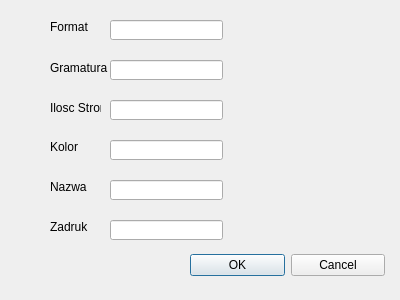
Above: Program/ProgramIO/formularzdodajprodukt.ui from ZUTIO/IO before the change. Below: the same form after it.
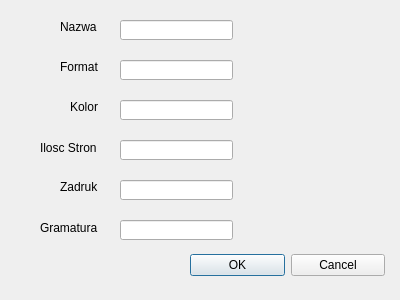
That is the form after the change.

What changed in the file:
```diff
--- a/Program/ProgramIO/formularzdodajprodukt.ui
+++ b/Program/ProgramIO/formularzdodajprodukt.ui
@@ -42,8 +42,8 @@
   <widget class="QLabel" name="labelNazwa">
    <property name="geometry">
     <rect>
-     <x>50</x>
-     <y>20</y>
+     <x>60</x>
+     <y>60</y>
      <width>47</width>
      <height>13</height>
     </rect>
@@ -55,9 +55,9 @@
   <widget class="QLabel" name="labelFormat">
    <property name="geometry">
     <rect>
-     <x>50</x>
-     <y>60</y>
-     <width>61</width>
+     <x>40</x>
+     <y>220</y>
+     <width>71</width>
      <height>16</height>
     </rect>
    </property>
@@ -68,9 +68,9 @@
   <widget class="QLabel" name="labelZadruk">
    <property name="geometry">
     <rect>
-     <x>50</x>
-     <y>100</y>
-     <width>51</width>
+     <x>40</x>
+     <y>140</y>
+     <width>71</width>
      <height>16</height>
     </rect>
    </property>
@@ -81,8 +81,8 @@
   <widget class="QLabel" name="labelKolor">
    <property name="geometry">
     <rect>
-     <x>50</x>
-     <y>140</y>
+     <x>70</x>
+     <y>100</y>
      <width>47</width>
      <height>13</height>
     </rect>
@@ -94,8 +94,8 @@
   <widget class="QLabel" name="labelIloscStron">
    <property name="geometry">
     <rect>
-     <x>50</x>
-     <y>180</y>
+     <x>60</x>
+     <y>20</y>
      <width>47</width>
      <height>13</height>
     </rect>
@@ -107,8 +107,8 @@
   <widget class="QLabel" name="labelGramatura">
    <property name="geometry">
     <rect>
-     <x>50</x>
-     <y>220</y>
+     <x>60</x>
+     <y>180</y>
      <width>47</width>
      <height>13</height>
     </rect>
@@ -120,7 +120,7 @@
   <widget class="QLineEdit" name="lineFormat">
    <property name="geometry">
     <rect>
-     <x>110</x>
+     <x>120</x>
      <y>20</y>
      <width>113</width>
      <height>20</height>
@@ -130,7 +130,7 @@
   <widget class="QLineEdit" name="lineGramatura">
    <property name="geometry">
     <rect>
-     <x>110</x>
+     <x>120</x>
      <y>60</y>
      <width>113</width>
      <height>20</height>
@@ -140,7 +140,7 @@
   <widget class="QLineEdit" name="lineIloscStron">
    <property name="geometry">
     <rect>
-     <x>110</x>
+     <x>120</x>
      <y>100</y>
      <width>113</width>
      <height>20</height>
@@ -150,7 +150,7 @@
   <widget class="QLineEdit" name="lineKolor">
    <property name="geometry">
     <rect>
-     <x>110</x>
+     <x>120</x>
      <y>140</y>
      <width>113</width>
      <height>20</height>
@@ -160,7 +160,7 @@
   <widget class="QLineEdit" name="lineNazwa">
    <property name="geometry">
     <rect>
-     <x>110</x>
+     <x>120</x>
      <y>180</y>
      <width>113</width>
      <height>20</height>
@@ -170,7 +170,7 @@
   <widget class="QLineEdit" name="lineZadruk">
    <property name="geometry">
     <rect>
-     <x>110</x>
+     <x>120</x>
      <y>220</y>
      <width>113</width>
      <height>20</height>
@@ -206,7 +206,7 @@
   <widget class="QLabel" name="labelIloscStronWymagane">
    <property name="geometry">
     <rect>
-     <x>240</x>
+     <x>250</x>
      <y>100</y>
      <width>111</width>
      <height>21</height>
@@ -219,7 +219,7 @@
   <widget class="QLabel" name="labelKolorWymagane">
    <property name="geometry">
     <rect>
-     <x>246</x>
+     <x>250</x>
      <y>140</y>
      <width>111</width>
      <height>20</height>
@@ -232,7 +232,7 @@
   <widget class="QLabel" name="labelNazwaWymagane">
    <property name="geometry">
     <rect>
-     <x>246</x>
+     <x>250</x>
      <y>180</y>
      <width>111</width>
      <height>20</height>
@@ -245,7 +245,7 @@
   <widget class="QLabel" name="labelZadrukWymagane">
    <property name="geometry">
     <rect>
-     <x>246</x>
+     <x>250</x>
      <y>220</y>
      <width>121</width>
      <height>20</height>
```
